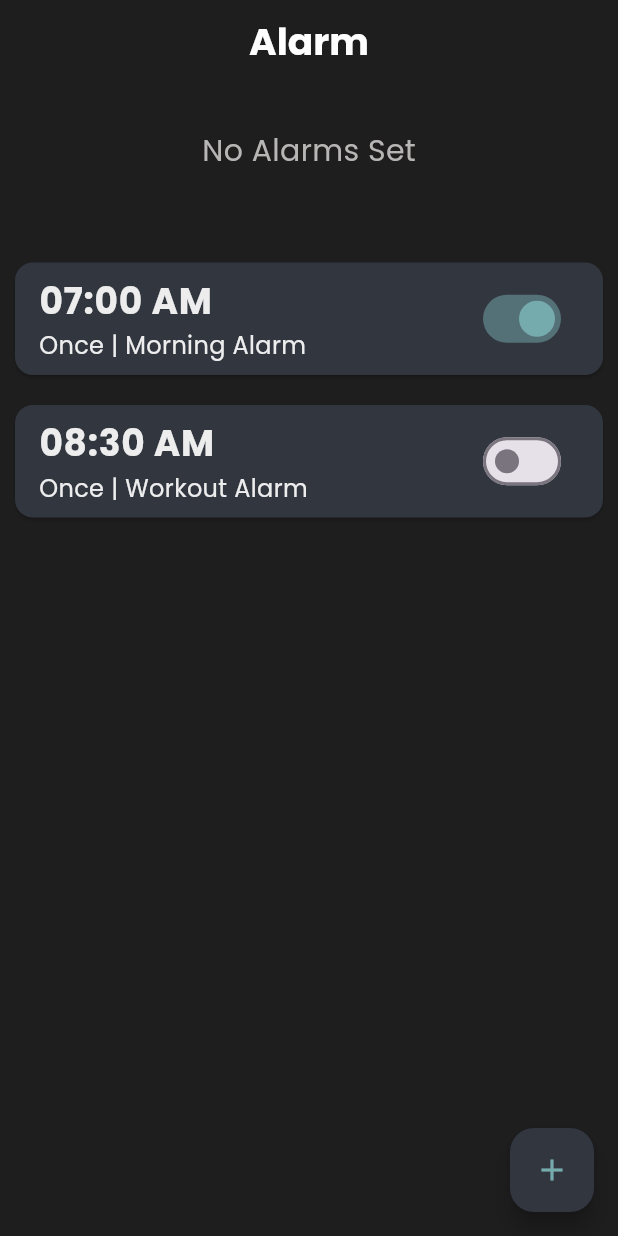
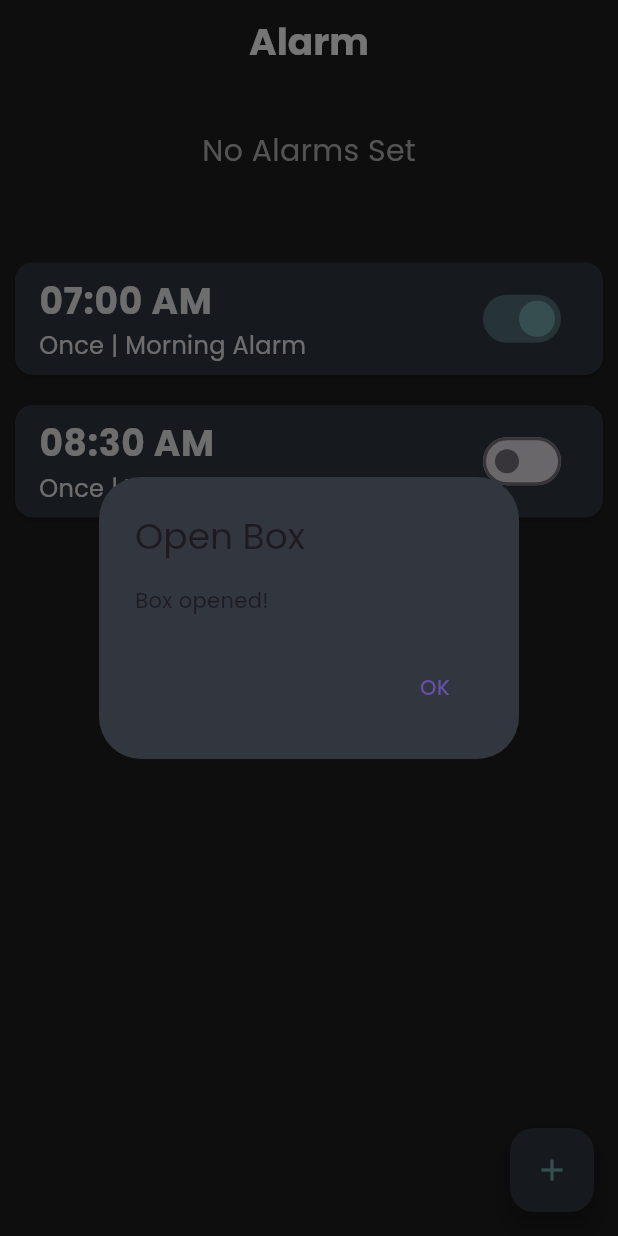
Before and after one commit to kbimsara/pointAlarm, a Flutter app: the screen it shows after launch, after a tap on the "add" icon, on a phone screen of 412 x 824 dp. Run offline on Flutter 3.47's test engine with Material 3 defaults, Android fonts, the phone set to English and light mode, and no system bars; our stand-ins replace cloud_firestore, firebase_core; missing offline and left inert: dart:ffi; accounts and stored records are empty.

Commit message:
fix gradle issue and add popup box

```diff
--- a/lib/Pages/myHome.dart
+++ b/lib/Pages/myHome.dart
@@ -5,7 +5,31 @@ void main()  {
   runApp( MyHomePage());
 }
 
-class MyHomePage extends StatelessWidget {
+class MyHomePage extends StatefulWidget {
+  @override
+  State<MyHomePage> createState() => _MyHomePageState();
+}
+
+class _MyHomePageState extends State<MyHomePage> {
+  void openBox() {
+    // Function to open a box or perform an action
+    showDialog(context: context, builder: (context) {
+      return AlertDialog(
+        backgroundColor: Color(0xff31363F),
+        title: Text('Open Box'),
+        content: Text('Box opened!'),
+        actions: [
+          TextButton(
+            onPressed: () {
+              Navigator.of(context).pop();
+            },
+            child: Text('OK'),
+          ),
+        ],
+      );
+    });
+  }
+
   @override
   Widget build(BuildContext context) {
     return Scaffold(
@@ -52,7 +76,7 @@ class MyHomePage extends StatelessWidget {
         ],
       ),
       floatingActionButton: FloatingActionButton(
-        onPressed: () {},
+        onPressed: openBox,
         backgroundColor: Color(0xff31363F),
         child: Icon(Icons.add),
         foregroundColor: Color(0xff76ABAE),
--- a/pubspec.yaml
+++ b/pubspec.yaml
@@ -34,8 +34,8 @@ dependencies:
   # The following adds the Cupertino Icons font to your application.
   # Use with the CupertinoIcons class for iOS style icons.
   cupertino_icons: ^1.0.8
-  firebase_core: ^4.2.0
-  cloud_firestore: ^6.0.3
+  firebase_core: ^3.1.0
+  cloud_firestore: ^5.0.1
 
 dev_dependencies:
   flutter_test:
```
Also changed, not shown: lib/services/firestore.dart (added, +33 -0 lines).
